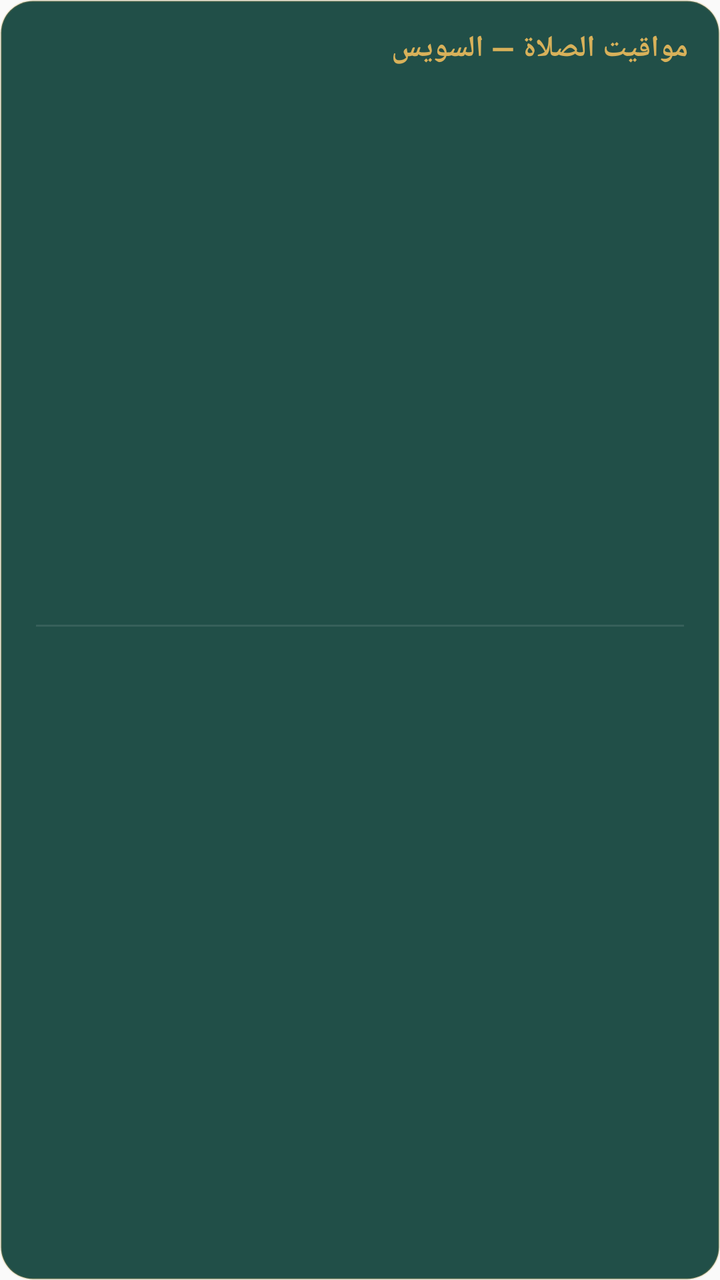
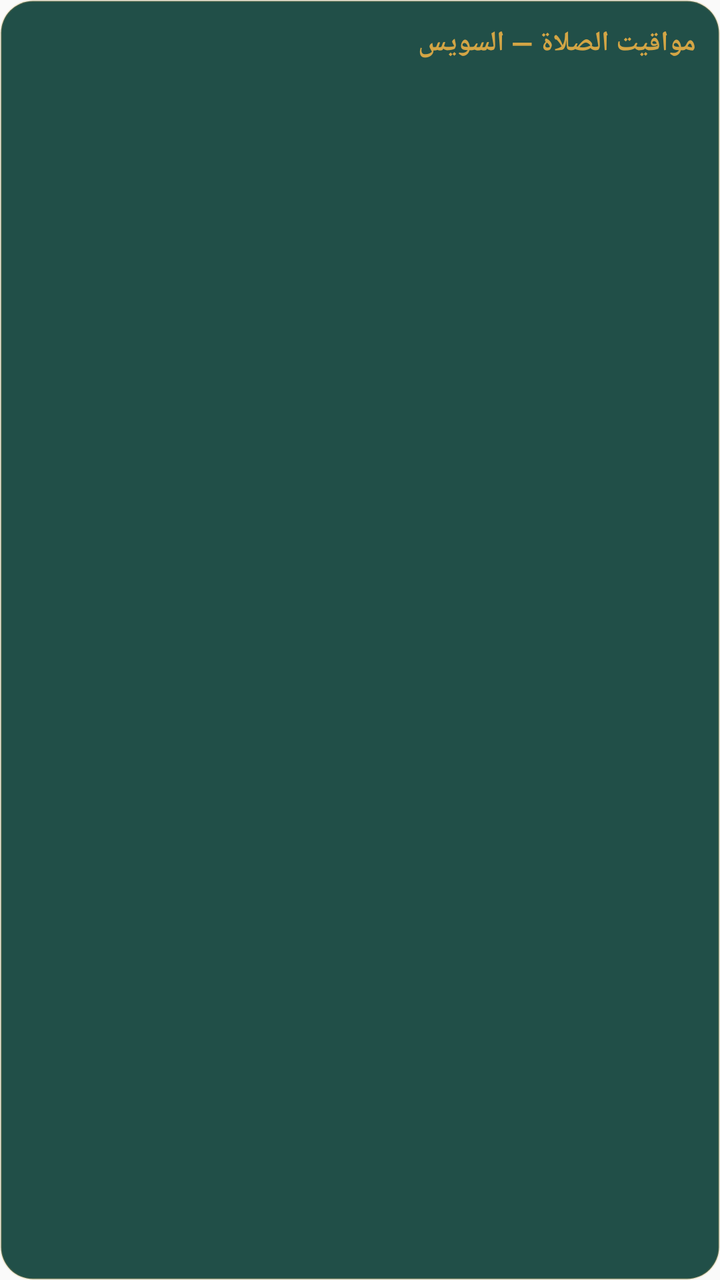

An Android layout rendered at two revisions. The XML below is the earlier revision; the diff shows what the commit changed to produce the second picture.
<!-- AndroidManifest.xml: application theme AppTheme -->
<!-- res/layout/widget_prayer.xml -->
<?xml version="1.0" encoding="utf-8"?>
<LinearLayout xmlns:android="http://schemas.android.com/apk/res/android"
    android:layout_width="match_parent"
    android:layout_height="match_parent"
    android:orientation="vertical"
    android:layoutDirection="rtl"
    android:background="@drawable/widget_bg"
    android:padding="14dp">

    
    <LinearLayout
        android:layout_width="match_parent"
        android:layout_height="wrap_content"
        android:orientation="vertical"
        android:paddingStart="2dp"
        android:paddingEnd="2dp">

        <TextView
            android:id="@+id/widgetTitle"
            android:layout_width="match_parent"
            android:layout_height="wrap_content"
            android:text="مواقيت الصلاة — السويس"
            android:textColor="#D8B15A"
            android:textStyle="bold"
            android:textSize="15sp"
            android:fontFamily="sans"
            android:includeFontPadding="false" />

        <TextView
            android:id="@+id/widgetDate"
            android:layout_width="match_parent"
            android:layout_height="wrap_content"
            android:textColor="#AFC2C8"
            android:textSize="11sp"
            android:layout_marginTop="4dp"
            android:includeFontPadding="false" />

    </LinearLayout>

    
    <Space
        android:layout_width="match_parent"
        android:layout_height="8dp" />

    
    <LinearLayout
        android:layout_width="match_parent"
        android:layout_height="0dp"
        android:layout_weight="1"
        android:orientation="vertical"
        android:gravity="center_vertical">

        <LinearLayout
            android:id="@+id/prayerRow1"
            android:layout_width="match_parent"
            android:layout_height="wrap_content"
            android:orientation="horizontal"
            android:minHeight="34dp"
            android:gravity="center_vertical"
            android:paddingStart="4dp"
            android:paddingEnd="4dp" />

        <View
            android:layout_width="match_parent"
            android:layout_height="1dp"
            android:layout_marginStart="4dp"
            android:layout_marginEnd="4dp"
            android:alpha="0.10"
            android:background="#FFFFFF" />

        <LinearLayout
            android:id="@+id/prayerRow2"
            android:layout_width="match_parent"
            android:layout_height="wrap_content"
            android:orientation="horizontal"
            android:minHeight="34dp"
            android:gravity="center_vertical"
            android:paddingStart="4dp"
            android:paddingEnd="4dp" />

        <LinearLayout
            android:id="@+id/karahRow"
            android:layout_width="match_parent"
            android:layout_height="wrap_content"
            android:orientation="horizontal"
            android:minHeight="30dp"
            android:gravity="center_vertical"
            android:layout_marginTop="5dp"
            android:paddingStart="4dp"
            android:paddingEnd="4dp" />

    </LinearLayout>

    
    <LinearLayout
        android:layout_width="match_parent"
        android:layout_height="wrap_content"
        android:orientation="vertical"
        android:gravity="center"
        android:paddingTop="7dp"
        android:paddingBottom="2dp">

        <TextView
            android:id="@+id/widgetNext"
            android:layout_width="match_parent"
            android:layout_height="wrap_content"
            android:textColor="#FFFFFF"
            android:textStyle="bold"
            android:textSize="13sp"
            android:gravity="center"
            android:includeFontPadding="false"
            android:maxLines="2" />

    </LinearLayout>

</LinearLayout>
<!-- resources referenced by this layout -->
<resources>
  <!-- drawable widget_bg (drawable) -->
  <shape xmlns:android="http://schemas.android.com/apk/res/android">
      <solid android:color="#E60b3d36" />
      <corners android:radius="16dp" />
      <stroke android:width="1dp" android:color="#33d3a545" />
  </shape>
  <style name="AppTheme" parent="Theme.AppCompat.Light.DarkActionBar">
          
          <item name="colorPrimary">@color/colorPrimary</item>
          <item name="colorPrimaryDark">@color/colorPrimaryDark</item>
          <item name="colorAccent">@color/colorAccent</item>
      </style>
</resources>

<!-- the commit's change to res/layout/widget_prayer.xml (unified diff, before → after) -->
@@ -1,116 +1,54 @@
-<?xml version="1.0" encoding="utf-8"?>
 <LinearLayout xmlns:android="http://schemas.android.com/apk/res/android"
     android:layout_width="match_parent"
     android:layout_height="match_parent"
     android:orientation="vertical"
     android:layoutDirection="rtl"
     android:background="@drawable/widget_bg"
-    android:padding="14dp">
+    android:padding="12dp">
 
-    
-    <LinearLayout
+    <TextView
+        android:id="@+id/widgetTitle"
         android:layout_width="match_parent"
         android:layout_height="wrap_content"
-        android:orientation="vertical"
-        android:paddingStart="2dp"
-        android:paddingEnd="2dp">
+        android:text="مواقيت الصلاة — السويس"
+        android:textColor="#d3a545"
+        android:textStyle="bold"
+        android:textSize="14sp" />
 
-        <TextView
-            android:id="@+id/widgetTitle"
-            android:layout_width="match_parent"
-            android:layout_height="wrap_content"
-            android:text="مواقيت الصلاة — السويس"
-            android:textColor="#D8B15A"
-            android:textStyle="bold"
-            android:textSize="15sp"
-            android:fontFamily="sans"
-            android:includeFontPadding="false" />
-
-        <TextView
-            android:id="@+id/widgetDate"
-            android:layout_width="match_parent"
-            android:layout_height="wrap_content"
-            android:textColor="#AFC2C8"
-            android:textSize="11sp"
-            android:layout_marginTop="4dp"
-            android:includeFontPadding="false" />
-
-    </LinearLayout>
-
-    
-    <Space
-        android:layout_width="match_parent"
-        android:layout_height="8dp" />
-
-    
-    <LinearLayout
-        android:layout_width="match_parent"
-        android:layout_height="0dp"
-        android:layout_weight="1"
-        android:orientation="vertical"
-        android:gravity="center_vertical">
-
-        <LinearLayout
-            android:id="@+id/prayerRow1"
-            android:layout_width="match_parent"
-            android:layout_height="wrap_content"
-            android:orientation="horizontal"
-            android:minHeight="34dp"
-            android:gravity="center_vertical"
-            android:paddingStart="4dp"
-            android:paddingEnd="4dp" />
-
-        <View
-            android:layout_width="match_parent"
-            android:layout_height="1dp"
-            android:layout_marginStart="4dp"
-            android:layout_marginEnd="4dp"
-            android:alpha="0.10"
-            android:background="#FFFFFF" />
-
-        <LinearLayout
-            android:id="@+id/prayerRow2"
-            android:layout_width="match_parent"
-            android:layout_height="wrap_content"
-            android:orientation="horizontal"
-            android:minHeight="34dp"
-            android:gravity="center_vertical"
-            android:paddingStart="4dp"
-            android:paddingEnd="4dp" />
-
-        <LinearLayout
-            android:id="@+id/karahRow"
-            android:layout_width="match_parent"
-            android:layout_height="wrap_content"
-            android:orientation="horizontal"
-            android:minHeight="30dp"
-            android:gravity="center_vertical"
-            android:layout_marginTop="5dp"
-            android:paddingStart="4dp"
-            android:paddingEnd="4dp" />
-
-    </LinearLayout>
-
-    
-    <LinearLayout
+    <TextView
+        android:id="@+id/widgetDate"
         android:layout_width="match_parent"
         android:layout_height="wrap_content"
-        android:orientation="vertical"
+        android:textColor="#CCFFFFFF"
+        android:textSize="11sp"
+        android:layout_marginBottom="6dp" />
+
+    <LinearLayout
+        android:id="@+id/prayerRow1"
+        android:layout_width="match_parent"
+        android:layout_height="wrap_content"
+        android:orientation="horizontal" />
+
+    <LinearLayout
+        android:id="@+id/prayerRow2"
+        android:layout_width="match_parent"
+        android:layout_height="wrap_content"
+        android:orientation="horizontal" />
+
+    <LinearLayout
+        android:id="@+id/karahRow"
+        android:layout_width="match_parent"
+        android:layout_height="wrap_content"
+        android:orientation="horizontal"
+        android:layout_marginTop="6dp" />
+
+    <TextView
+        android:id="@+id/widgetNext"
+        android:layout_width="match_parent"
+        android:layout_height="wrap_content"
+        android:textColor="#FFFFFF"
+        android:textStyle="bold"
+        android:textSize="12sp"
         android:gravity="center"
-        android:paddingTop="7dp"
-        android:paddingBottom="2dp">
-
-        <TextView
-            android:id="@+id/widgetNext"
-            android:layout_width="match_parent"
-            android:layout_height="wrap_content"
-            android:textColor="#FFFFFF"
-            android:textStyle="bold"
-            android:textSize="13sp"
-            android:gravity="center"
-            android:includeFontPadding="false"
-            android:maxLines="2" />
-
-    </LinearLayout>
-
+        android:layout_marginTop="6dp" />
 </LinearLayout>
